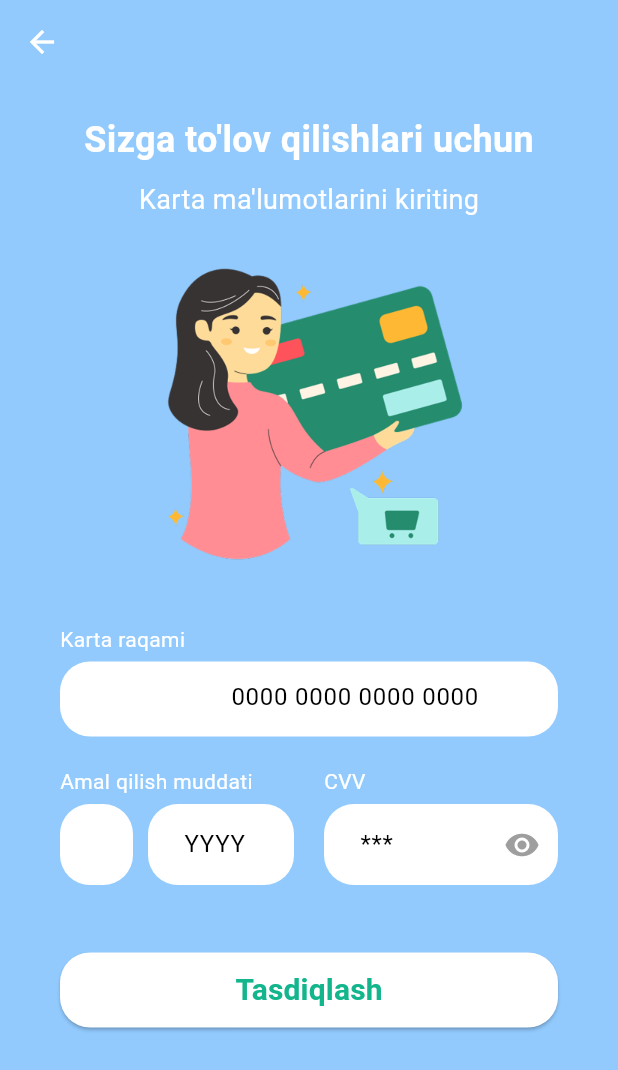
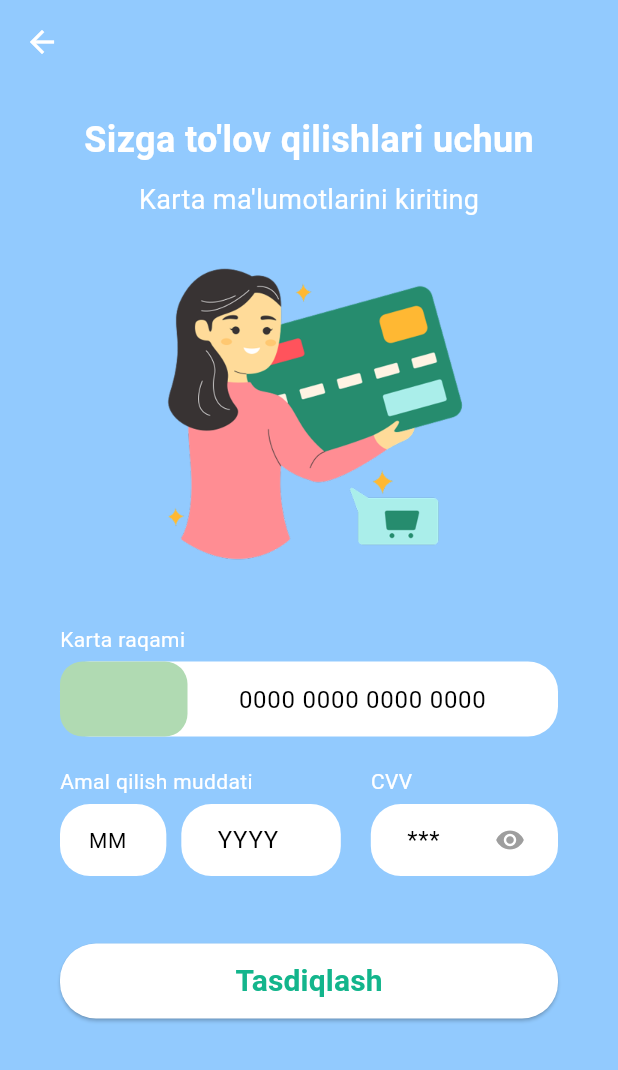
Before and after one commit to Ravshanbek568/M_Taxi, a Flutter app: the PaymentCardRegistrationScreen screen opened by its route, on a phone screen of 412 x 824 dp. Shown: the top 1070 px of the screen. Run offline on Flutter 3.47's test engine with Material 3 defaults, Android fonts, the phone set to English and light mode, and no system bars; our stand-ins replace image_picker.

Commit message:
Update payment_card_registration_screen.dart

```diff
--- a/M_taxi/lib/views/auth/entrepreneur/payment_card_registration_screen.dart
+++ b/M_taxi/lib/views/auth/entrepreneur/payment_card_registration_screen.dart
@@ -11,24 +11,24 @@ class PaymentCardRegistrationScreen extends StatefulWidget {
 
 class _PaymentCardRegistrationScreenState extends State<PaymentCardRegistrationScreen> {
   // TextField controllerlari
-  final TextEditingController _cardNumberController = TextEditingController(); // Karta raqami uchun
-  final TextEditingController _expiryMonthController = TextEditingController(); // Oy uchun (MM)
-  final TextEditingController _expiryYearController = TextEditingController(); // Yil uchun (YYYY)
-  final TextEditingController _cvvController = TextEditingController(); // CVV kodi uchun
+  final TextEditingController _cardNumberController = TextEditingController(); // Karta raqami uchun controller
+  final TextEditingController _expiryMonthController = TextEditingController(); // Oy uchun controller (MM formatda)
+  final TextEditingController _expiryYearController = TextEditingController(); // Yil uchun controller (YYYY formatda)
+  final TextEditingController _cvvController = TextEditingController(); // CVV kodi uchun controller
 
   // UI holatlari
-  String _selectedCardType = ''; // Tanlangan karta turi (humo, uzcard, visa)
-  bool _isCvvVisible = false; // CVV ko'rinadimi yoki yo'q
-  bool _isExpiryValid = true; // Karta muddati amal qiladimi
+  String _selectedCardType = ''; // Tanlangan karta turi (humo, uzcard, visa, mastercard)
+  bool _isCvvVisible = false; // CVV kodini ko'rsatish/yashirish holati
+  bool _isExpiryValid = true; // Karta amal qilish muddati yaroqli/yaroqsizligi
 
   @override
   void initState() {
     super.initState();
     // Controllerlarga listenerlar qo'shamiz
-    _cardNumberController.addListener(_formatCardNumber); // Karta raqamini formatlash
-    _expiryMonthController.addListener(_checkExpiry); // Muddatni tekshirish
-    _expiryYearController.addListener(_checkExpiry); // Muddatni tekshirish
-    _cvvController.addListener(_handleCvvVisibility); // CVV ko'rinishini boshqarish
+    _cardNumberController.addListener(_formatCardNumber); // Karta raqamini formatlash uchun listener
+    _expiryMonthController.addListener(_checkExpiry); // Amal qilish muddatini tekshirish uchun listener
+    _expiryYearController.addListener(_checkExpiry); // Amal qilish muddatini tekshirish uchun listener
+    _cvvController.addListener(_handleCvvVisibility); // CVV ko'rinishini boshqarish uchun listener
   }
 
   @override
@@ -49,7 +49,7 @@ class _PaymentCardRegistrationScreenState extends State<PaymentCardRegistrationS
 
   // Karta raqamini 4-4-4-4 formatiga keltiradi
   void _formatCardNumber() {
-    // Faqat raqamlarni qoldiradi
+    // Faqat raqamlarni qoldiradi (boshqa belgilarni olib tashlaydi)
     final text = _cardNumberController.text.replaceAll(RegExp(r'[^0-9]'), '');
     final newText = StringBuffer();
 
@@ -67,7 +67,7 @@ class _PaymentCardRegistrationScreenState extends State<PaymentCardRegistrationS
       );
     }
 
-    _determineCardType(text); // Karta turini aniqlash
+    _determineCardType(text); // Karta turini aniqlash funksiyasini chaqiramiz
   }
 
   // Karta raqamiga qarab turini aniqlaymiz
@@ -89,8 +89,8 @@ class _PaymentCardRegistrationScreenState extends State<PaymentCardRegistrationS
   void _checkExpiry() {
     if (_expiryMonthController.text.length == 2 && _expiryYearController.text.length == 4) {
       final now = DateTime.now(); // Joriy sana
-      final month = int.tryParse(_expiryMonthController.text) ?? 0; // Oy
-      final year = int.tryParse(_expiryYearController.text) ?? 0; // Yil
+      final month = int.tryParse(_expiryMonthController.text) ?? 0; // Oy raqami
+      final year = int.tryParse(_expiryYearController.text) ?? 0; // Yil raqami
 
       // Muddat o'tganligini tekshiramiz
       final isExpired = year < now.year || (year == now.year && month < now.month);
@@ -99,7 +99,7 @@ class _PaymentCardRegistrationScreenState extends State<PaymentCardRegistrationS
     }
   }
 
-  // CVV kodini 3 soniyagina ko'rsatamiz
+  // CVV kodini 1 soniyagina ko'rsatamiz
   void _handleCvvVisibility() {
     if (_cvvController.text.isNotEmpty) {
       setState(() => _isCvvVisible = true); // Ko'rsatamiz
@@ -113,7 +113,7 @@ class _PaymentCardRegistrationScreenState extends State<PaymentCardRegistrationS
 
   // Tasdiqlash tugmasi bosilganda
   void _onConfirmPressed() {
-    // Karta raqami validatsiyasi
+    // Karta raqami validatsiyasi (16 ta raqam bo'lishi kerak)
     if (_cardNumberController.text.replaceAll(' ', '').length != 16) {
       ScaffoldMessenger.of(context).showSnackBar(
         const SnackBar(content: Text('Karta raqami noto\'g\'ri kiritilgan')),
@@ -137,7 +137,7 @@ class _PaymentCardRegistrationScreenState extends State<PaymentCardRegistrationS
       return;
     }
 
-    // CVV kodini tekshiramiz
+    // CVV kodini tekshiramiz (3 ta raqam bo'lishi kerak)
     if (_cvvController.text.length != 3) {
       ScaffoldMessenger.of(context).showSnackBar(
         const SnackBar(content: Text('CVV kodi noto\'g\'ri kiritilgan')),
@@ -151,13 +151,13 @@ class _PaymentCardRegistrationScreenState extends State<PaymentCardRegistrationS
   @override
   Widget build(BuildContext context) {
     return Scaffold(
-      backgroundColor: const Color(0xFF92CAFE), // Moviy fon rangi
+      backgroundColor: const Color(0xFF92CAFE), // Asosiy fon rangi (moviy)
       appBar: AppBar(
         backgroundColor: Colors.transparent, // Shaffof appbar
         elevation: 0, // Soyasiz
         leading: IconButton(
           icon: const Icon(Icons.arrow_back, color: Colors.white), // Orqaga tugmasi
-          onPressed: () => Navigator.pop(context), // Orqaga qaytish
+          onPressed: () => Navigator.pop(context), // Orqaga qaytish funktsiyasi
         ),
       ),
       body: SingleChildScrollView(
@@ -175,7 +175,7 @@ class _PaymentCardRegistrationScreenState extends State<PaymentCardRegistrationS
             ),
             const SizedBox(height: 10),
 
-            // Qo'shimcha yo'riqnoma
+            // Qo'shimcha yo'riqnoma matni
             const Text(
               'Karta ma\'lumotlarini kiriting',
               style: TextStyle(
@@ -210,40 +210,57 @@ class _PaymentCardRegistrationScreenState extends State<PaymentCardRegistrationS
                   const SizedBox(height: 5),
                   SizedBox(
                     height: 50,
-                    child: Stack( // Stack widgeti (children bilan ishlatiladi)
+                    child: Stack( // Stack widgeti - elementlarni ustma-ust joylash uchun
                       children: [
                         // Karta raqami input maydoni
-                        TextField(
+                        Container(
+                          decoration: BoxDecoration(
+                            color: Colors.white, // Oq fon
+                            borderRadius: BorderRadius.circular(20), // Yumaloq burchaklar
+                          ),
+                          child: TextField(
                             controller: _cardNumberController,
                             keyboardType: TextInputType.number, // Raqamli klaviatura
                             maxLength: 19, // 16 raqam + 3 probel
                             decoration: InputDecoration(
                               filled: true,
-                            fillColor: Colors.white, // Oq fon
-                            border: OutlineInputBorder(
-                              borderRadius: BorderRadius.circular(20), // Yumaloq burchaklar
-                              borderSide: BorderSide.none, // Chegara yo'q
-                            ),
+                              fillColor: Colors.transparent, // Shaffof fon
+                              border: InputBorder.none, // Chegara yo'q
                               hintText: '0000 0000 0000 0000', // Namuna matn
                               contentPadding: const EdgeInsets.only(
-                              left: 110, // Karta logosi uchun joy
-                              right: 20,
+                                left: 115, // Karta logosi uchun joy
+                                right: 15,
                                 top: 15,
-                              bottom: 15,
+                                bottom: 12,
                               ),
                               counterText: '', // Hisoblagichni olib tashlash
+                            ),
+                          ),
+                        ),
+
+                        // Karta logosi uchun fon
+                        Positioned(
+                          left: 0,
+                          top: 0,
+                          bottom: 0,
+                          child: Container(
+                            width: 85,
+                            decoration: BoxDecoration(
+                              color: const Color.fromARGB(255, 176, 218, 178), // Karta logosi uchun fon rangi
+                              borderRadius: BorderRadius.circular(15), // Yumaloq burchaklar
+                            ),
                           ),
                         ),
 
                         // Karta logosi (agar tanlangan bo'lsa)
                         if (_selectedCardType.isNotEmpty)
                           Positioned(
-                            left: 30,
-                            top: 3,
+                            left: 12,
+                            top: -5,
                             child: Image.asset(
                               'assets/images/${_selectedCardType}_logo.png',
-                              width: 45,
-                              height: 45,
+                              width: 60,
+                              height: 60,
                             ),
                           ),
                       ],
@@ -263,6 +280,7 @@ class _PaymentCardRegistrationScreenState extends State<PaymentCardRegistrationS
                     children: [
                       // Amal qilish muddati maydoni
                       Expanded(
+                        flex: 3, // Kenglikni oshirish uchun flex qiymatini oshirdik
                         child: Column(
                           crossAxisAlignment: CrossAxisAlignment.start,
                           children: [
@@ -278,24 +296,30 @@ class _PaymentCardRegistrationScreenState extends State<PaymentCardRegistrationS
                               children: [
                                 // Oy maydoni (MM)
                                 Expanded(
-                                  flex: 1,
+                                  flex: 2, // Oy maydoni uchun kengroq joy
+                                  child: SizedBox(
+                                    // height: 40, // Balandlikni kamaytirish
                                     child: TextField(
                                       controller: _expiryMonthController,
                                       keyboardType: TextInputType.number,
                                       maxLength: 2, // 2 ta belgi
-                                    decoration: _buildExpiryDecoration('MM'), // Hint
+                                      decoration: _buildExpiryDecoration('MM', isMonth: true), // Hint
+                                    ),
                                   ),
                                 ),
                                 const SizedBox(width: 10),
 
                                 // Yil maydoni (YYYY)
                                 Expanded(
-                                  flex: 2,
+                                  flex: 3, // Yil maydoni uchun kengroq joy
+                                  child: SizedBox(
+                                    // height: 40, // Balandlikni kamaytirish
                                     child: TextField(
                                       controller: _expiryYearController,
                                       keyboardType: TextInputType.number,
                                       maxLength: 4, // 4 ta belgi
                                       decoration: _buildExpiryDecoration('YYYY'), // Hint
+                                    ),
                                   ),
                                 ),
                               ],
@@ -318,8 +342,9 @@ class _PaymentCardRegistrationScreenState extends State<PaymentCardRegistrationS
 
                       const SizedBox(width: 20),
 
-                      // CVV maydoni
+                      // CVV maydoni (kichikroq qilish uchun)
                       Expanded(
+                        flex: 2, // Kenglikni kamaytirish
                         child: Column(
                           crossAxisAlignment: CrossAxisAlignment.start,
                           children: [
@@ -331,8 +356,10 @@ class _PaymentCardRegistrationScreenState extends State<PaymentCardRegistrationS
                               ),
                             ),
                             const SizedBox(height: 5),
-                            Stack( // Stack widgeti (children bilan ishlatiladi)
-                              alignment: Alignment.centerRight, // Tugmani o'ngga joylash
+                            SizedBox(
+                              // height: 40, // Balandlikni kamaytirish
+                              child: Stack(
+                                alignment: Alignment.centerRight,
                                 children: [
                                   // CVV input maydoni
                                   TextField(
@@ -343,7 +370,11 @@ class _PaymentCardRegistrationScreenState extends State<PaymentCardRegistrationS
                                     decoration: _buildExpiryDecoration('***'), // Hint
                                   ),
                                   // Ko'z tugmasi
-                                IconButton(
+                                  Padding(
+                                    padding: const EdgeInsets.only(right: 8.0),
+                                    child: IconButton(
+                                      padding: EdgeInsets.zero, // Paddingni olib tashlash
+                                      iconSize: 20, // Icon o'lchamini kichiklashtirish
                                       icon: Icon(
                                         _isCvvVisible
                                           ? Icons.visibility_off
@@ -354,7 +385,9 @@ class _PaymentCardRegistrationScreenState extends State<PaymentCardRegistrationS
                                         setState(() => _isCvvVisible = !_isCvvVisible);
                                       },
                                     ),
+                                  ),
                                 ],
+                              ),
                             ),
                           ],
                         ),
@@ -376,7 +409,7 @@ class _PaymentCardRegistrationScreenState extends State<PaymentCardRegistrationS
                   foregroundColor: AppColors.txtColor, // Matn rangi
                   minimumSize: const Size(double.infinity, 50), // Kenglik
                   shape: RoundedRectangleBorder(
-                    borderRadius: BorderRadius.circular(20), // Yumaloq burchaklar
+                    borderRadius: BorderRadius.circular(24), // Yumaloq burchaklar
                   ),
                 ),
                 child: const Text(
@@ -395,7 +428,7 @@ class _PaymentCardRegistrationScreenState extends State<PaymentCardRegistrationS
   }
 
   // Input maydonlari uchun umumiy bezak
-  InputDecoration _buildExpiryDecoration(String hint) {
+  InputDecoration _buildExpiryDecoration(String hint, {bool isMonth = false}) {
     return InputDecoration(
       filled: true,
       fillColor: Colors.white, // Oq fon
@@ -404,11 +437,13 @@ class _PaymentCardRegistrationScreenState extends State<PaymentCardRegistrationS
         borderSide: BorderSide.none, // Chegara yo'q
       ),
       hintText: hint, // Ko'rsatkich matni
-      contentPadding: const EdgeInsets.symmetric(
-        horizontal: 20,
-        vertical: 15,
+      contentPadding: isMonth
+          ? const EdgeInsets.symmetric(horizontal: 15, vertical: 10) // Oy maydoni uchun kengroq padding
+          : const EdgeInsets.symmetric(horizontal: 20, vertical: 10), // Vertikal paddingni kamaytirish
+      counterText: '', // Hisoblagichni olib tashlash
+      hintStyle: TextStyle(
+        fontSize: isMonth ? 14 : null, // Oy maydoni uchun kattaroq shrift
       ),
-      counterText: '', // Hisoblagichni olib tashlash
     );
   }
 }
```
Lines whose indentation alone changed are shown as unchanged.
